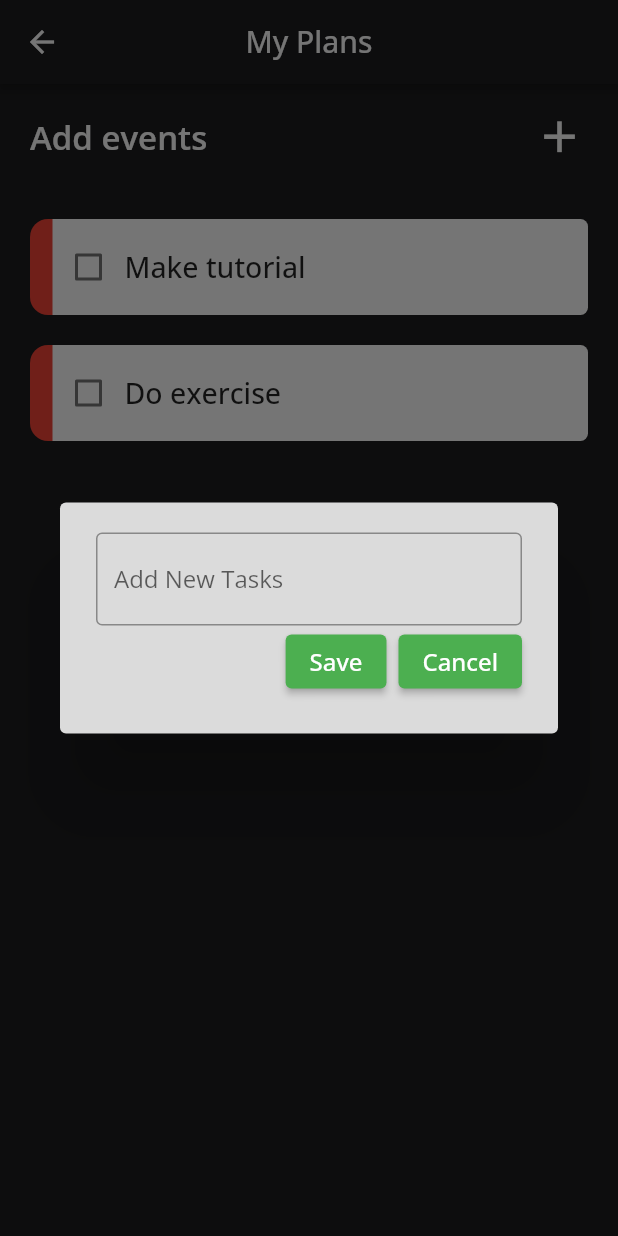
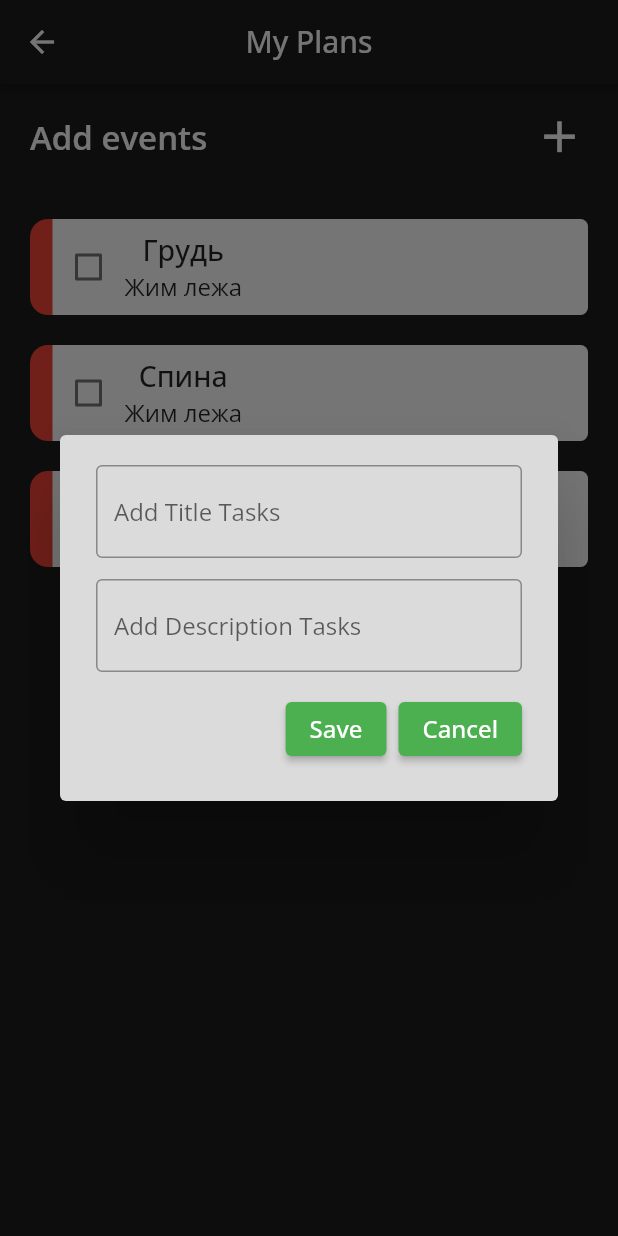
Before and after one commit to dadaxon0019/FitnessApp-flutter-android-ios-, a Flutter app: the ToDoScreen screen opened directly, after a tap on the "add" icon, on a phone screen of 412 x 824 dp. Run offline on Flutter 3.47's test engine with Material 2 defaults, Android fonts, the phone set to English and light mode, and no system bars; drawn by our look-alikes of flutter_slidable; our stand-ins replace audio_video_progress_bar, cloud_firestore, curved_navigation_bar, firebase_auth, firebase_core, get and 9 more; accounts and stored records are empty; network calls fail.

Commit message:
add 2 textField ToDoScreen

```diff
--- a/flutter-firebase-auth-patch-1/lib/data/database.dart
+++ b/flutter-firebase-auth-patch-1/lib/data/database.dart
@@ -1,26 +1,39 @@
 import 'package:hive_flutter/hive_flutter.dart';
 
 class ToDoDataBase {
-  List toDoList = [];
+  List toDoList1 = [];
 
   // reference our box
   final _myBox = Hive.box('myBox');
 
-//run this method if this is the1st time ever openinig this app
+//run this method if this is the 1st time ever openinig this app
   void creatInitialData() {
-    toDoList = [
-      ['Make tutorial', false],
-      ['Do exercise', false],
+    toDoList1 = [
+      [
+        'Грудь',
+        'Жим лежа',
+        false,
+      ],
+      [
+        'Спина',
+        'Жим лежа',
+        false,
+      ],
+      [
+        'Ноги',
+        'Жим лежа',
+        false,
+      ],
     ];
   }
 
   //load Data from database
   void loadData() {
-    toDoList = _myBox.get('TODOLIST');
+    toDoList1 = _myBox.get('TODOLIST');
   }
 
   //updae the database
   void upDateBase() {
-    _myBox.put('TODOLIST', toDoList);
+    _myBox.put('TODOLIST', toDoList1);
   }
 }
--- a/flutter-firebase-auth-patch-1/lib/screens/to_do_screen.dart
+++ b/flutter-firebase-auth-patch-1/lib/screens/to_do_screen.dart
@@ -29,12 +29,13 @@ class _ToDoScreenState extends State<ToDoScreen> {
   }
 
   //text controller
-  final _controller = TextEditingController();
+  final _controller1 = TextEditingController();
+  final _controller2 = TextEditingController();
 
   //chekBoxChanged was tapped
   void chekBoxChanged(bool? value, int index) {
     setState(() {
-      db.toDoList[index][1] = !db.toDoList[index][1];
+      db.toDoList1[index][2] = !db.toDoList1[index][2];
     });
     db.upDateBase();
   }
@@ -42,8 +43,10 @@ class _ToDoScreenState extends State<ToDoScreen> {
 
   void saveNewTask() {
     setState(() {
-      db.toDoList.add([_controller.text, false]);
-      _controller.clear();
+      db.toDoList1.add([_controller1.text, _controller2.text, false]);
+
+      _controller1.clear();
+      _controller2.clear();
     });
     Navigator.of(context).pop();
     db.upDateBase();
@@ -55,9 +58,10 @@ class _ToDoScreenState extends State<ToDoScreen> {
       context: context,
       builder: (context) {
         return DialogBox(
-          controller: _controller,
-          onCancel: saveNewTask,
-          onSave: () => Navigator.of(context).pop(),
+          mainTitle: _controller1,
+          descriptionTitle: _controller2,
+          onSave: saveNewTask,
+          onCancel: () => Navigator.of(context).pop(),
         );
       },
     );
@@ -66,7 +70,7 @@ class _ToDoScreenState extends State<ToDoScreen> {
   //delete task
   void deleteTask(int index) {
     setState(() {
-      db.toDoList.removeAt(index);
+      db.toDoList1.removeAt(index);
     });
     db.upDateBase();
   }
@@ -110,7 +114,7 @@ class _ToDoScreenState extends State<ToDoScreen> {
               ],
             ),
           ),
-          db.toDoList.isEmpty
+          db.toDoList1.isEmpty
               ? Container(
                   padding: EdgeInsets.only(top: 250),
                   child: Text(
@@ -126,11 +130,12 @@ class _ToDoScreenState extends State<ToDoScreen> {
                     physics: const BouncingScrollPhysics(
                       parent: AlwaysScrollableScrollPhysics(),
                     ),
-                    itemCount: db.toDoList.length,
+                    itemCount: db.toDoList1.length,
                     itemBuilder: (context, index) {
                       return ToDoTile(
-                        taskName: db.toDoList[index][0],
-                        taskCompleted: db.toDoList[index][1],
+                        taskName: db.toDoList1[index][0],
+                        taskDescription: db.toDoList1[index][1],
+                        taskCompleted: db.toDoList1[index][2],
                         onChanged: (value) => chekBoxChanged(value, index),
                         deleteFunction: (context) => deleteTask(index),
                       );
--- a/flutter-firebase-auth-patch-1/lib/screens/todo_tile.dart
+++ b/flutter-firebase-auth-patch-1/lib/screens/todo_tile.dart
@@ -4,17 +4,19 @@ import 'package:flutter_slidable/flutter_slidable.dart';
 
 class ToDoTile extends StatelessWidget {
   final String taskName;
+  final String taskDescription;
   final bool taskCompleted;
   Function(bool?)? onChanged;
   Function(BuildContext)? deleteFunction;
 
-  ToDoTile(
-      {Key? key,
+  ToDoTile({
+    Key? key,
     required this.taskName,
+    required this.taskDescription,
     required this.taskCompleted,
     required this.onChanged,
-      required this.deleteFunction})
-      : super(key: key);
+    required this.deleteFunction,
+  }) : super(key: key);
   @override
   Widget build(BuildContext context) {
     return Padding(
@@ -66,6 +68,8 @@ class ToDoTile extends StatelessWidget {
                   onChanged: onChanged,
                   activeColor: Colors.black,
                 ),
+                Column(
+                  children: [
                     Text(
                       taskName,
                       style: TextStyle(
@@ -76,6 +80,18 @@ class ToDoTile extends StatelessWidget {
                             : TextDecoration.none,
                       ),
                     ),
+                    Text(
+                      taskDescription,
+                      style: TextStyle(
+                        fontSize: 16,
+                        fontWeight: FontWeight.w400,
+                        decoration: taskCompleted
+                            ? TextDecoration.lineThrough
+                            : TextDecoration.none,
+                      ),
+                    ),
+                  ],
+                )
               ],
             ),
           ),
--- a/flutter-firebase-auth-patch-1/lib/utils/dialog_box.dart
+++ b/flutter-firebase-auth-patch-1/lib/utils/dialog_box.dart
@@ -1,18 +1,22 @@
+import 'dart:math';
+
 import 'package:firebase_auth_demo/utils/constants/colors.dart';
 import 'package:firebase_auth_demo/utils/my_button.dart';
 import 'package:flutter/material.dart';
 
 class DialogBox extends StatelessWidget {
-  final controller;
+  final mainTitle;
+  final descriptionTitle;
 
   VoidCallback onSave;
   VoidCallback onCancel;
 
   DialogBox(
       {Key? key,
-      required this.controller,
       required this.onSave,
-      required this.onCancel})
+      required this.onCancel,
+      required this.mainTitle,
+      required this.descriptionTitle})
       : super(key: key);
 
   @override
@@ -20,30 +24,48 @@ class DialogBox extends StatelessWidget {
     return AlertDialog(
       backgroundColor: Color.fromARGB(255, 219, 219, 219),
       content: Container(
-        height: 110,
+        height: 200,
         width: 300,
         child: Column(
+          mainAxisAlignment: MainAxisAlignment.spaceBetween,
           children: [
             TextField(
-              controller: controller,
+              controller: mainTitle,
               decoration: InputDecoration(
                 border: OutlineInputBorder(),
-                hintText: 'Add New Tasks',
+                hintText: 'Add Title Tasks',
               ),
+            ),
+            SizedBox(
+              height: 10,
+            ),
+            TextField(
+              controller: descriptionTitle,
+              decoration: InputDecoration(
+                border: OutlineInputBorder(),
+                hintText: 'Add Description Tasks',
+              ),
+            ),
+            SizedBox(
+              height: 10,
             ),
             Row(
               mainAxisAlignment: MainAxisAlignment.end,
               children: [
                 //save button
-                MyButton(text: 'Save', onPressed: onCancel),
+                MyButton(
+                    text: 'Save',
+                    onPressed: () {
+                      if (mainTitle.text.isNotEmpty &&
+                          descriptionTitle.text.isNotEmpty) {
+                        return onSave();
+                      } else {}
+                    }),
                 SizedBox(
                   width: 8,
                 ),
                 //cancel button
-                MyButton(
-                  text: 'Cancel',
-                  onPressed: onSave,
-                )
+                MyButton(text: 'Cancel', onPressed: onCancel)
               ],
             )
           ],
```
Lines whose indentation alone changed are shown as unchanged.
